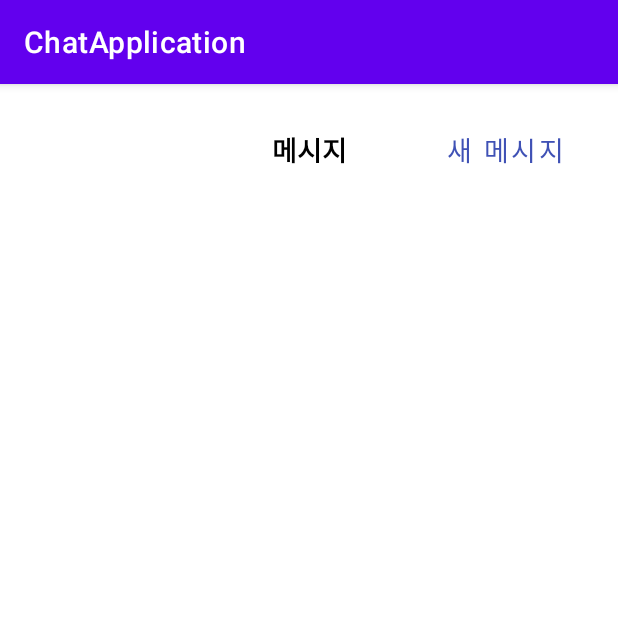
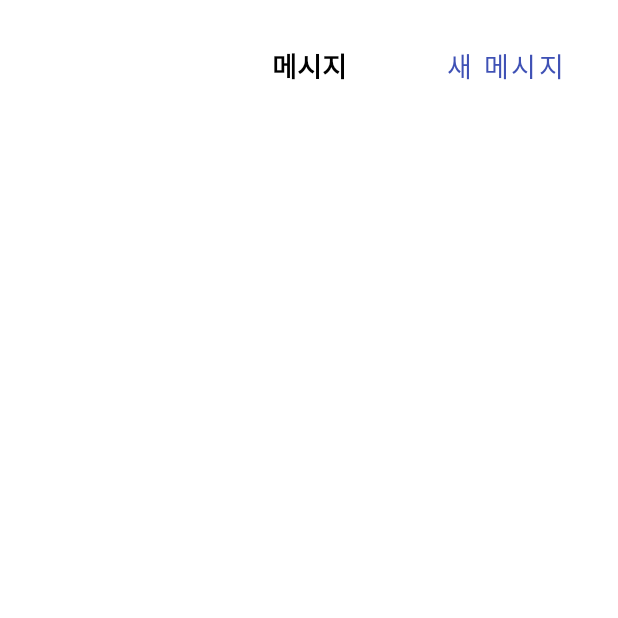
Before and after one commit to gjgustjd/ChatApplication, an Android app: the screen it shows after launch (MainActivity), on a phone screen of 412 x 824 dp, the top half of it. Run offline under Robolectric (Android 15) with nearby library versions, the phone set to English and light mode, and no system bars.

Commit message:
:lipstick: Design:액션바 제거
themes.xml 변경하여 액션바 제거

```diff
--- a/app/src/main/res/values/themes.xml
+++ b/app/src/main/res/values/themes.xml
@@ -1,6 +1,6 @@
 <resources xmlns:tools="http://schemas.android.com/tools">
     <!-- Base application theme. -->
-    <style name="Theme.ChatApplication" parent="Theme.MaterialComponents.DayNight.DarkActionBar">
+    <style name="Theme.ChatApplication" parent="Theme.MaterialComponents.Light.NoActionBar">
         <!-- Primary brand color. -->
         <item name="colorPrimary">@color/purple_500</item>
         <item name="colorPrimaryVariant">@color/purple_700</item>
```
